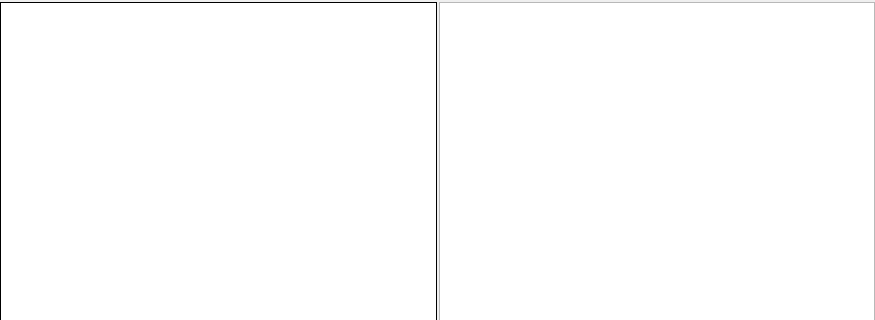
Qt form journalwidget.ui (vlarry/configurator) before a commit; both pictures show x 0 to 875 and y 0 to 320 of the 875 by 546 pixel window.
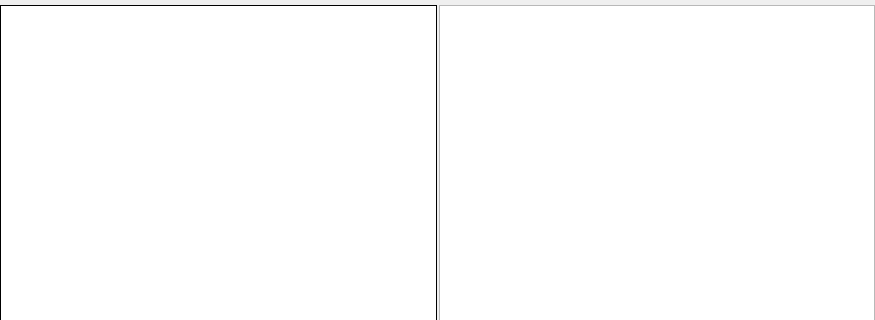
The same form after that commit. Custom widgets are drawn as their Qt base class.

Commit message: Промежуточный комит: - убраны варианты в настройках защит "Нет значения" (0 - ошибка); - убраны скорости com-порта выше 115200; - свойства журналов выполнены на основе списка QListWidget и в него вставляются виджеты с именем и значением; - вывод настроек защит - работает; - вывод внутренних переменных (выходы) - работает; - вывод расчетных величин - работает.

What changed in the file:
```diff
--- a/journalwidget.ui
+++ b/journalwidget.ui
@@ -20,7 +20,7 @@
   </property>
   <layout class="QVBoxLayout" name="verticalLayout">
    <property name="spacing">
-    <number>2</number>
+    <number>5</number>
    </property>
    <property name="leftMargin">
     <number>0</number>
@@ -65,20 +65,7 @@
       </widget>
      </item>
      <item>
-      <widget class="QTextEdit" name="textEditPropertyJournal">
-       <property name="sizePolicy">
-        <sizepolicy hsizetype="Expanding" vsizetype="Expanding">
-         <horstretch>0</horstretch>
-         <verstretch>0</verstretch>
-        </sizepolicy>
-       </property>
-       <property name="undoRedoEnabled">
-        <bool>false</bool>
-       </property>
-       <property name="readOnly">
-        <bool>true</bool>
-       </property>
-      </widget>
+      <widget class="QListWidget" name="listWidgetPropertyJournal"/>
      </item>
     </layout>
    </item>
```
The commit also changes 10 other files.
